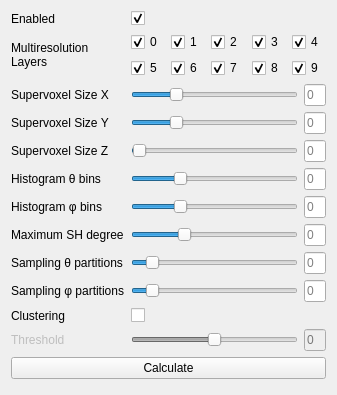
First picture: the form in include/ui/plugins/fdm_toolbox.ui, repository VRGroupRWTH/pli_view, before the edit.
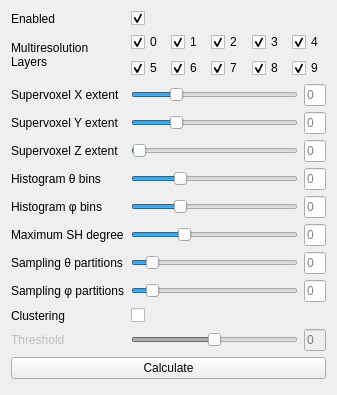
Second picture: the form after the edit.

Commit message: Multiple changes: Cusolver is now initialized by FDM plugin and passed over to calculate_odfs. FDM plugin label adjustments. Added GPU info action to the help menu. Cuda progress messages are redirected to in-app console. Coefficients are calculated in the off-thread. Fixed stride issue with ODFs. Placed cuda_unregisters in ODF field.

```diff
--- a/include/ui/plugins/fdm_toolbox.ui
+++ b/include/ui/plugins/fdm_toolbox.ui
@@ -87,7 +87,7 @@
       <bool>true</bool>
      </property>
      <property name="text">
-      <string>Supervoxel Size X</string>
+      <string>Supervoxel X extent</string>
      </property>
     </widget>
    </item>
@@ -132,7 +132,7 @@
       <bool>true</bool>
      </property>
      <property name="text">
-      <string>Supervoxel Size Y</string>
+      <string>Supervoxel Y extent</string>
      </property>
     </widget>
    </item>
@@ -268,7 +268,7 @@
       <bool>true</bool>
      </property>
      <property name="text">
-      <string>Supervoxel Size Z</string>
+      <string>Supervoxel Z extent</string>
      </property>
     </widget>
    </item>
```
The commit also changes 7 other files.
